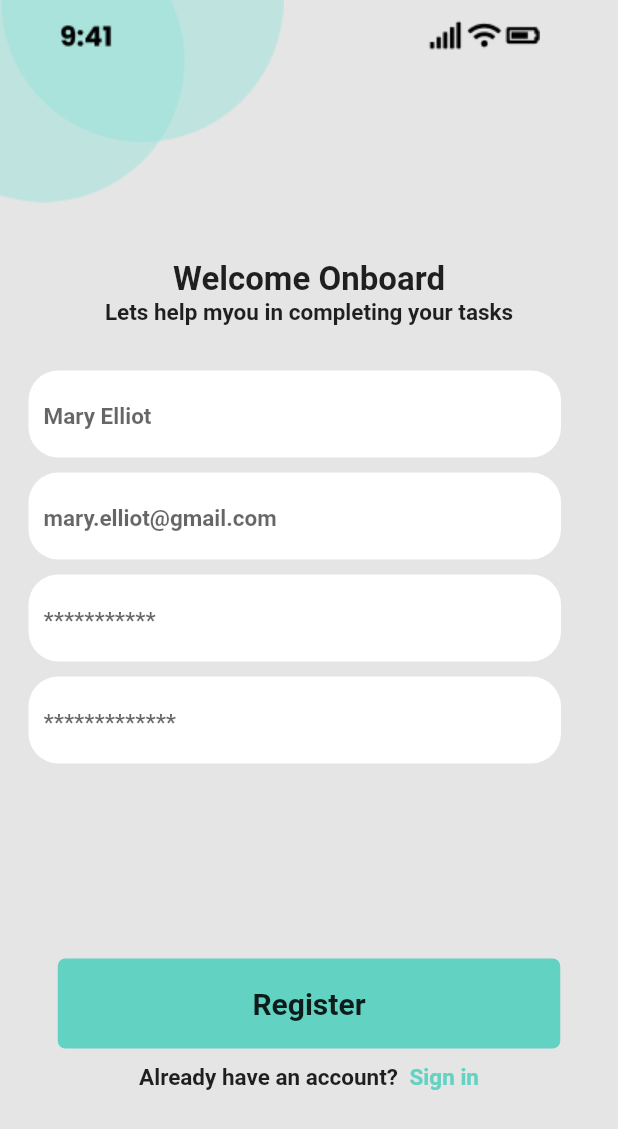
After one commit to Shodiyor122/TODO-page-2, a Flutter app: the screen it shows after launch, after a tap on "Get Started", on a phone screen of 412 x 824 dp. The commit adds this screen. Shown: the top 1129 px of the screen. Run offline on Flutter 3.47's test engine with Material 2 defaults, Android fonts, the phone set to English and light mode, and no system bars.

Commit message:
creared a new project

```diff
--- /dev/null
+++ b/lib/Todo/todo_page2.dart
@@ -0,0 +1,220 @@
+import 'package:flutter/material.dart';
+import 'package:flutter_application_7/Todo/todo_page3.dart';
+
+class TodoPage2 extends StatefulWidget {
+  const TodoPage2({super.key});
+
+  @override
+  State<TodoPage2> createState() => _TodoPage2State();
+}
+
+class _TodoPage2State extends State<TodoPage2> {
+  @override
+  Widget build(BuildContext context) {
+    return Scaffold(
+       backgroundColor: Color(0xFFE5E5E5),
+       body: SingleChildScrollView(
+        child: Column(
+          crossAxisAlignment: CrossAxisAlignment.start,
+          children: [
+            Stack(
+              children: [
+                Image.asset("assets/images/shape.png"),
+                Padding(
+                  padding: const EdgeInsets.only(left: 39, top: 10),
+                  child: Image.asset("assets/images/notification.png"),
+                  )
+              ],
+            ),
+            SizedBox(
+              height: 38,
+            ),
+            Center(
+              child: Column(
+                children: [
+                  Text("Welcome Onboard",
+                  style: TextStyle(
+                    fontSize: 22,
+                    fontWeight: FontWeight.w700
+                  ),
+                  ),
+                  Text("Lets help myou in completing your tasks",
+                  style: TextStyle(
+                    fontSize: 15,
+                    fontWeight: FontWeight.w600,
+                  ),
+                  ),
+                ],
+              ),
+            ),
+            SizedBox(
+              height: 30,
+            ),
+
+            Padding(
+              padding: const EdgeInsets.only(left: 19),
+              child: Container(
+                width: 355,
+                height: 58,
+                child: Padding(
+                  padding: const EdgeInsets.all(10),
+                  child: TextField(
+                    decoration: InputDecoration(
+                      border: InputBorder.none,
+                      hintText: "Mary Elliot",
+                      hintStyle: TextStyle(
+                        fontSize: 15,
+                        fontWeight: FontWeight.w600,
+                      )
+                    ),
+                  ),
+                ),
+                decoration: BoxDecoration(
+                  color: Colors.white,
+                  borderRadius: BorderRadius.circular(20)
+                ),
+              ),
+               ),
+               SizedBox(
+                height: 10,
+               ),
+               Padding(
+                padding: const EdgeInsets.only(left: 19),
+                child: Container(
+                  width: 355,
+                  height: 58,
+                  child: Padding(
+                  padding: const EdgeInsets.all(10),
+                  child: TextField(
+                    decoration: InputDecoration(
+                      border: InputBorder.none,
+                      hintText: "mary.elliot@gmail.com",
+                      hintStyle: TextStyle(
+                        fontSize: 15,
+                        fontWeight: FontWeight.w600,
+                      )
+                    ),
+                  ),
+                ),
+                decoration: BoxDecoration(
+                  color: Colors.white,
+                  borderRadius: BorderRadius.circular(20)
+                ),
+                ),
+                ),
+
+                SizedBox(
+                  height: 10,
+                ),
+
+               Padding(
+                padding: const EdgeInsets.only(left: 19),
+                child: Container(
+                  width: 355,
+                  height: 58,
+                  child: Padding(
+                  padding: const EdgeInsets.all(10),
+                  child: TextField(
+                    decoration: InputDecoration(
+                      border: InputBorder.none,
+                      hintText: "***********",
+                      hintStyle: TextStyle(
+                        fontSize: 15,
+                        fontWeight: FontWeight.w600,
+                      )
+                    ),
+                  ),
+                ),
+                decoration: BoxDecoration(
+                  color: Colors.white,
+                  borderRadius: BorderRadius.circular(20)
+                ),
+                ),
+                ),
+
+              SizedBox(
+                height: 10,
+              ),
+
+               Padding(
+                padding: const EdgeInsets.only(left: 19),
+                child: Container(
+                  width: 355,
+                  height: 58,
+                  child: Padding(
+                  padding: const EdgeInsets.all(10),
+                  child: TextField(
+                    decoration: InputDecoration(
+                      border: InputBorder.none,
+                      hintText: "*************",
+                      hintStyle: TextStyle(
+                        fontSize: 15,
+                        fontWeight: FontWeight.w600,
+                      )
+                    ),
+                  ),
+                ),
+                decoration: BoxDecoration(
+                  color: Colors.white,
+                  borderRadius: BorderRadius.circular(20)
+                ),
+                ),
+                ),
+
+                SizedBox(
+                  height: 130,
+                ),
+
+                Center(
+                  child: InkWell(
+                    onTap: () {
+                      Navigator.push(context, MaterialPageRoute(builder: (context)=> TodoPage3()));
+                    },
+                    child: Container(
+                      width: 335,
+                      height: 60,
+                      child: Center(
+                        child: Text("Register",
+                        style: TextStyle(
+                          fontSize: 20,
+                          fontWeight: FontWeight.w700
+                        ),),
+                      ),
+                      decoration: BoxDecoration(
+                        color: Color(0xFF62d2c3),
+                        borderRadius: BorderRadius.circular(5)
+                      ),
+                    ),
+                  ),
+                ),
+                SizedBox(
+                  height: 10,
+                ),
+                Row(
+                  mainAxisAlignment: MainAxisAlignment.center,
+                  children: [
+                    Text("Already have an account? ",
+                    style: TextStyle(
+                      fontSize: 15,
+                      fontWeight: FontWeight.w700,
+                    ),),
+                    SizedBox(width: 4,),
+                    InkWell(
+                      onTap: () {
+                        Navigator.push(context, MaterialPageRoute(builder: (context)=> TodoPage3()));
+                      },
+                      child: Text("Sign in",
+                      style: TextStyle(
+                        fontSize: 15,
+                        fontWeight: FontWeight.w600,
+                        color: Color(0xFF62d2c3)
+                      ),),
+                    )
+                  ],
+                )
+          ],
+        ),
+       ),
+    );
+  }
+}
--- /dev/null
+++ b/lib/Todo/todo_page3.dart
@@ -0,0 +1,15 @@
+import 'package:flutter/material.dart';
+
+class TodoPage3 extends StatefulWidget {
+  const TodoPage3({super.key});
+
+  @override
+  State<TodoPage3> createState() => _TodoPage3State();
+}
+
+class _TodoPage3State extends State<TodoPage3> {
+  @override
+  Widget build(BuildContext context) {
+    return Container();
+  }
+}
--- a/lib/you_tube1.dart
+++ b/lib/you_tube1.dart
@@ -1,4 +1,5 @@
 import 'package:flutter/material.dart';
+import 'package:flutter_application_7/Todo/todo_page2.dart';
 
 
 class YouTubeVideo extends StatefulWidget {
@@ -68,6 +69,9 @@ Contdimentum blandit diam""",
                 Padding(
                   padding: const EdgeInsets.only(right: 20, left: 20),
                   child: InkWell(
+                    onTap: () {
+                      Navigator.push(context, MaterialPageRoute(builder: (context) => TodoPage2()));
+                    },
                     child: Container(
                       width: double.infinity,
                       height: 60,
```
